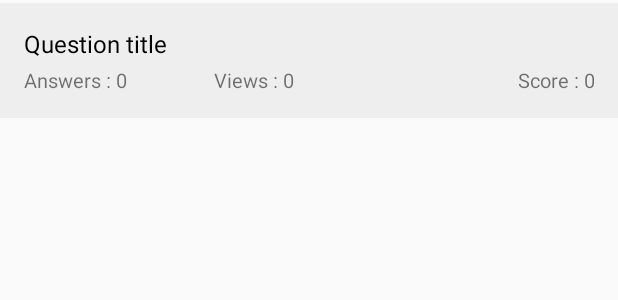
After one commit to swathiAndroidDev/HCA_Application, an Android app: the layout item_questions.xml on its own in the app's theme, with its tools: preview values and no code run, on a phone screen of 412 x 824 dp. The commit adds this screen. Shown: the top 300 px of the screen. Run offline under Robolectric (Android 15) with nearby library versions, the phone set to English and light mode, and no system bars.

Commit message:
api integration done with listing of questions

```diff
--- a/app/src/main/AndroidManifest.xml
+++ b/app/src/main/AndroidManifest.xml
@@ -1,6 +1,9 @@
 <?xml version="1.0" encoding="utf-8"?>
 <manifest xmlns:android="http://schemas.android.com/apk/res/android"
     package="com.example.hca_application">
+
+    <uses-permission android:name="android.permission.INTERNET"/>
+    <uses-permission android:name="android.permission.ACCESS_NETWORK_STATE"/>
 
     <application
         android:allowBackup="true"
@@ -9,7 +12,7 @@
         android:roundIcon="@mipmap/ic_launcher_round"
         android:supportsRtl="true"
         android:theme="@style/AppTheme">
-        <activity android:name=".MainActivity">
+        <activity android:name=".ui.MainActivity">
             <intent-filter>
                 <action android:name="android.intent.action.MAIN" />
 
--- /dev/null
+++ b/app/src/main/res/layout/item_questions.xml
@@ -0,0 +1,56 @@
+<?xml version="1.0" encoding="utf-8"?>
+<androidx.constraintlayout.widget.ConstraintLayout xmlns:android="http://schemas.android.com/apk/res/android"
+    xmlns:app="http://schemas.android.com/apk/res-auto"
+    xmlns:tools="http://schemas.android.com/tools"
+    android:layout_width="match_parent"
+    android:layout_height="wrap_content"
+    android:layout_marginTop="2dp"
+    android:background="@color/grey"
+    android:padding="16dp">
+
+    <TextView
+        android:id="@+id/tv_question_name"
+        android:layout_width="match_parent"
+        android:layout_height="wrap_content"
+        android:textColor="@android:color/black"
+        android:textSize="16sp"
+        app:layout_constraintEnd_toEndOf="parent"
+        app:layout_constraintStart_toStartOf="parent"
+        app:layout_constraintTop_toTopOf="parent"
+        tools:text="Question title" />
+
+    <TextView
+        android:id="@+id/tv_ans_count"
+        android:layout_width="0dp"
+        android:layout_height="wrap_content"
+        android:layout_marginTop="4dp"
+        android:textSize="13sp"
+        app:layout_constraintEnd_toStartOf="@+id/tv_view_count"
+        app:layout_constraintStart_toStartOf="parent"
+        app:layout_constraintTop_toBottomOf="@+id/tv_question_name"
+        tools:text="Answers : 0" />
+
+    <TextView
+        android:id="@+id/tv_view_count"
+        android:layout_width="0dp"
+        android:layout_height="wrap_content"
+        android:layout_marginTop="4dp"
+        android:textSize="13sp"
+        app:layout_constraintEnd_toStartOf="@+id/tv_score_count"
+        app:layout_constraintStart_toEndOf="@+id/tv_ans_count"
+        app:layout_constraintTop_toBottomOf="@+id/tv_question_name"
+        tools:text="Views : 0" />
+
+    <TextView
+        android:id="@+id/tv_score_count"
+        android:layout_width="0dp"
+        android:gravity="end"
+        android:layout_height="wrap_content"
+        android:layout_marginTop="4dp"
+        android:textSize="13sp"
+        app:layout_constraintEnd_toEndOf="parent"
+        app:layout_constraintStart_toEndOf="@+id/tv_view_count"
+        app:layout_constraintTop_toBottomOf="@+id/tv_question_name"
+        tools:text="Score : 0" />
+
+</androidx.constraintlayout.widget.ConstraintLayout>
--- a/app/src/main/res/values/colors.xml
+++ b/app/src/main/res/values/colors.xml
@@ -3,4 +3,5 @@
     <color name="colorPrimary">#6200EE</color>
     <color name="colorPrimaryDark">#3700B3</color>
     <color name="colorAccent">#03DAC5</color>
+    <color name="grey">#EEEEEE</color>
 </resources>
--- a/build.gradle
+++ b/build.gradle
@@ -1,12 +1,12 @@
 // Top-level build file where you can add configuration options common to all sub-projects/modules.
 buildscript {
-    ext.kotlin_version = "1.3.72"
+    ext.kotlin_version = "1.4.21"
     repositories {
         google()
         jcenter()
     }
     dependencies {
-        classpath "com.android.tools.build:gradle:4.0.1"
+        classpath "com.android.tools.build:gradle:4.0.2"
         classpath "org.jetbrains.kotlin:kotlin-gradle-plugin:$kotlin_version"
 
         // NOTE: Do not place your application dependencies here; they belong
```
Also changed, not shown: app/build.gradle (+19 -3 lines), app/src/main/java/com/example/hca_application/MainActivity.kt (deleted, +0 -11 lines), app/src/main/java/com/example/hca_application/adapter/QuestionRecyclerAdapter.kt (added, +50 -0 lines), app/src/main/java/com/example/hca_application/repository/QuestionRepository.kt (added, +34 -0 lines), app/src/main/java/com/example/hca_application/response/QuestionBaseResponse.kt (added, +10 -0 lines), app/src/main/java/com/example/hca_application/response/QuestionResponse.kt (added, +13 -0 lines), app/src/main/java/com/example/hca_application/rest/ApiInterface.kt (added, +11 -0 lines), app/src/main/java/com/example/hca_application/rest/RetrofitClient.kt (added, +39 -0 lines), app/src/main/java/com/example/hca_application/ui/MainActivity.kt (added, +46 -0 lines), app/src/main/java/com/example/hca_application/ui/QuestionViewModel.kt (added, +19 -0 lines), app/src/main/res/layout/activity_main.xml (+15 -1 lines).
